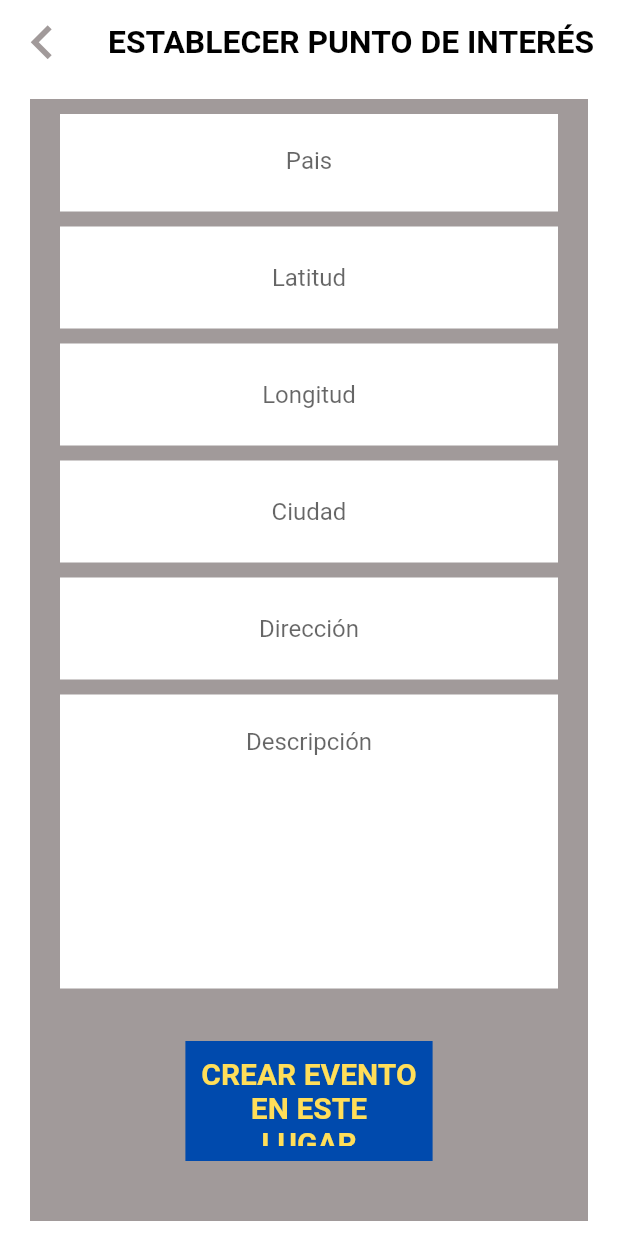
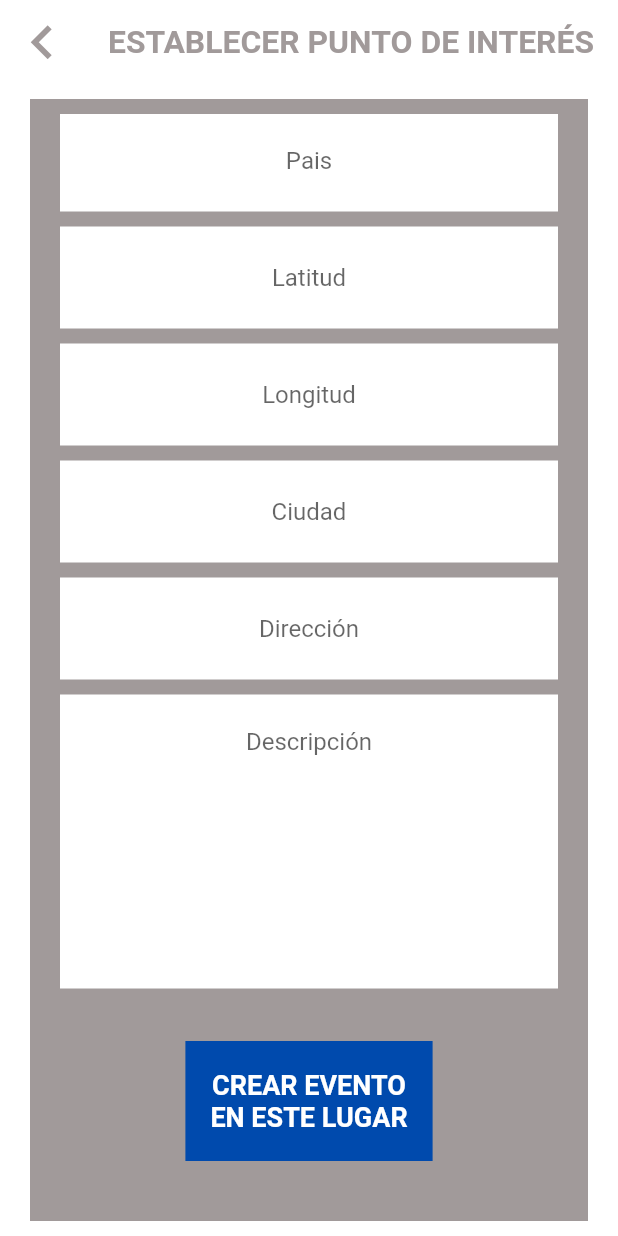
Before and after one commit to ISPP-G8/FindMyFun, a Flutter app: the EventPointCreationScreen screen opened by its route, scrolled down 286 dp, on a phone screen of 412 x 824 dp. Run offline on Flutter 3.47's test engine with Material 2 defaults, Android fonts, the phone set to English and light mode, and no system bars; our stand-ins replace cached_network_image, firebase_auth, firebase_core, google_maps_flutter, image_picker; missing offline and left inert: multiselect; accounts and stored records are empty.

Commit message:
design: cambios menores en el diseño

```diff
--- a/lib/screens/event_point_creation_screen.dart
+++ b/lib/screens/event_point_creation_screen.dart
@@ -51,7 +51,7 @@ class _EventPointCreationScreenState extends State<EventPointCreationScreen> {
               'ESTABLECER PUNTO DE INTERÉS',
               style: TextStyle(
                   fontSize: 25,
-                  color: Colors.black,
+                  color: ProjectColors.secondary,
                   fontWeight: FontWeight.bold),
             ),
           ),
@@ -201,8 +201,8 @@ class _Button extends StatelessWidget {
             title,
             textAlign: TextAlign.center,
             style: const TextStyle(
-                color: Color(0xffffde59),
-                fontSize: 20,
+                color: ProjectColors.primary,
+                fontSize: 18,
                 fontWeight: FontWeight.bold),
           )),
     );
--- a/lib/views/home/events/event_search_view.dart
+++ b/lib/views/home/events/event_search_view.dart
@@ -14,7 +14,7 @@ class EventSearchView extends StatefulWidget {
 
 class _EventSearchViewState extends State<EventSearchView> {
   final TextEditingController _searchController = TextEditingController();
-  String _inputText = ' ';
+  String _inputText = '';
   String _searchedText = '';
 
   @override
--- a/lib/views/register/register_view_plan.dart
+++ b/lib/views/register/register_view_plan.dart
@@ -60,7 +60,7 @@ class _RegisterFormContainerState extends State<_RegisterFormContainer> {
           title: 'Soy una empresa',
           subtitle:
               'Crea eventos como empresa sin ningún límite y registra tu establecimiento como punto de interés',
-          firstPrice: '9,99€ al mes',
+          firstPrice: '29,99,€ al mes',
           secondPrice: '',
           selected: isCompany,
         ),
--- a/lib/widgets/event_container.dart
+++ b/lib/widgets/event_container.dart
@@ -45,7 +45,7 @@ class EventContainer extends StatelessWidget {
               ),
               const Spacer(),
               SizedBox(
-                  width: 150,
+                  width: size.width * 0.34,
                   height: size.height * 0.12,
                   child: CachedNetworkImage(
                     imageUrl: event.image,
```
